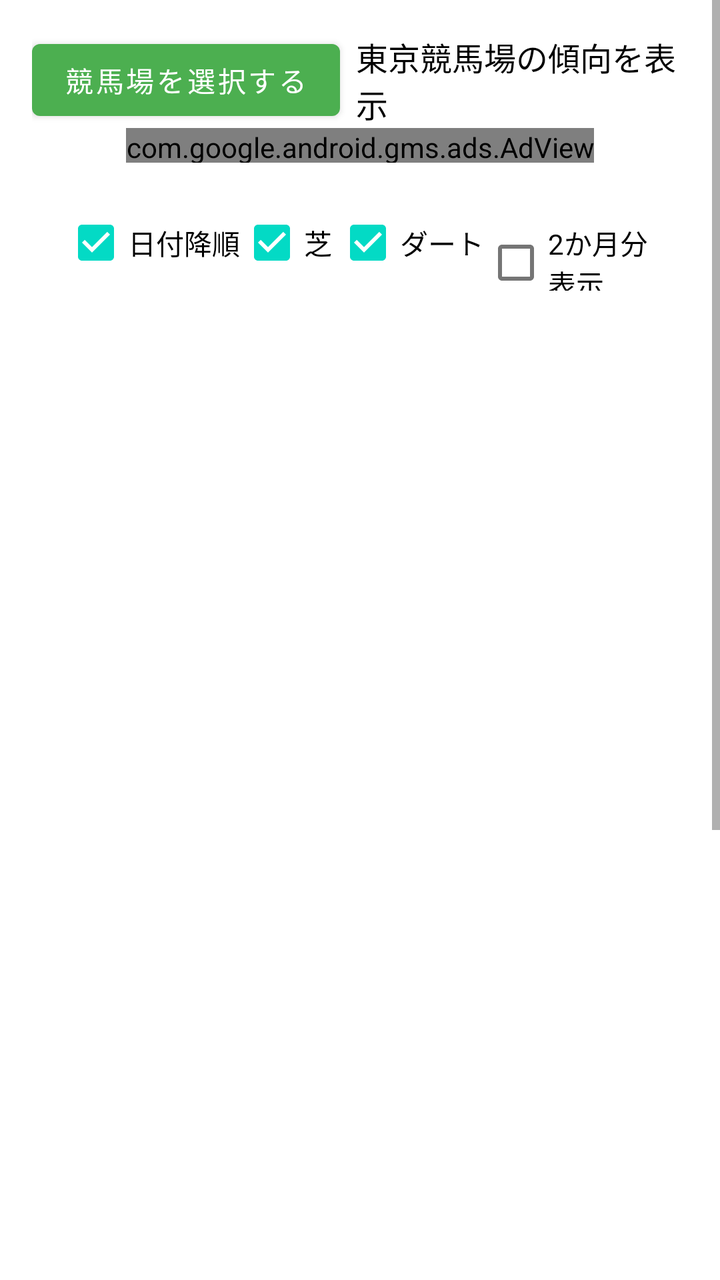
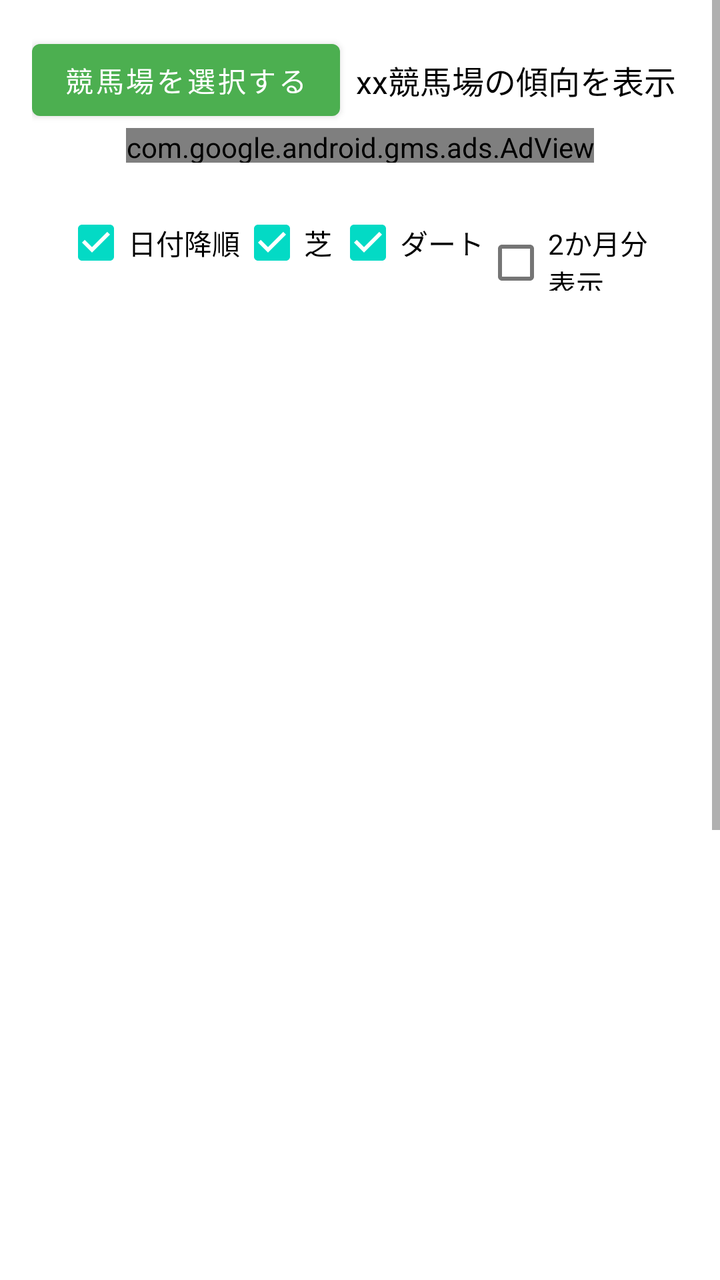

Two renders of the same Android screen: before a commit and after it. Below are the layout's source before the change and the commit's diff.
<!-- AndroidManifest.xml: application theme Theme.MyApplication -->
<!-- res/layout/fragment_notifications.xml -->
<?xml version="1.0" encoding="utf-8"?>
<androidx.constraintlayout.widget.ConstraintLayout xmlns:android="http://schemas.android.com/apk/res/android"
    xmlns:app="http://schemas.android.com/apk/res-auto"
    xmlns:tools="http://schemas.android.com/tools"
    android:layout_width="match_parent"
    android:layout_height="match_parent"
    tools:context="com.tktkcompany.kakoRaceKeiba.ui.notifications.NotificationsFragment">


    <ScrollView
        android:layout_width="match_parent"
        android:layout_height="match_parent"
        tools:layout_editor_absoluteX="-16dp"
        tools:layout_editor_absoluteY="16dp">


        <LinearLayout
            android:layout_width="match_parent"
            android:layout_height="wrap_content"
            android:orientation="vertical"
            android:padding="16dp">

            <LinearLayout
                android:layout_width="wrap_content"
                android:layout_height="wrap_content"
                android:gravity="center_vertical"
                android:orientation="horizontal">

                
                <Button
                    android:id="@+id/showDialogButton"
                    android:layout_width="wrap_content"
                    android:layout_height="wrap_content"
                    android:text="競馬場を選択する"
                    android:textColor="#FFFFFF" />

                
                <TextView
                    android:id="@+id/selectRaceText"
                    android:layout_width="wrap_content"
                    android:layout_height="wrap_content"
                    android:layout_marginStart="8dp"
                    android:text="東京競馬場の傾向を表示"
                    android:textColor="#000000"
                    android:textSize="16sp" />
            </LinearLayout>

            <LinearLayout
                android:layout_width="match_parent"
                android:layout_height="wrap_content"
                android:orientation="vertical">
                
                <com.google.android.gms.ads.AdView
                    android:id="@+id/adView"
                    android:layout_width="wrap_content"
                    android:layout_height="wrap_content"
                    android:layout_alignParentBottom="true"
                    android:layout_gravity="center"
                    android:layout_marginBottom="-2dp"
                    app:adSize="BANNER"
                    app:adUnitId="ca-app-pub-4855274440005459/6029945088" />
            </LinearLayout>

            <LinearLayout
                android:layout_width="match_parent"
                android:layout_height="wrap_content"
                android:orientation="horizontal"
                android:padding="16dp">

                <CheckBox
                    android:id="@+id/checkbox_example"
                    android:layout_width="wrap_content"
                    android:layout_height="wrap_content"
                    android:checked="true"
                    android:text="日付降順" />

                <CheckBox
                    android:id="@+id/checkboxShiba"
                    android:layout_width="wrap_content"
                    android:layout_height="wrap_content"
                    android:checked="true"
                    android:text="芝" />

                <CheckBox
                    android:id="@+id/checkboxDart"
                    android:layout_width="wrap_content"
                    android:layout_height="wrap_content"
                    android:checked="true"
                    android:text="ダート" />

                <CheckBox
                    android:id="@+id/checkboxHani"
                    android:layout_width="wrap_content"
                    android:layout_height="wrap_content"
                    android:checked="false"
                    android:text="2か月分表示" />
            </LinearLayout>

            <LinearLayout xmlns:android="http://schemas.android.com/apk/res/android"
                xmlns:app="http://schemas.android.com/apk/res-auto"
                android:layout_width="match_parent"
                android:layout_height="match_parent"
                android:orientation="vertical">


                <HorizontalScrollView
                    android:layout_width="match_parent"
                    android:layout_height="wrap_content"
                    android:scrollbars="horizontal">

                    <com.google.android.material.tabs.TabLayout
                        android:id="@+id/tabLayout"
                        android:layout_width="match_parent"
                        android:layout_height="wrap_content"
                        android:clipToPadding="false"
                        android:paddingStart="8dp"
                        android:paddingEnd="8dp"
                        app:tabGravity="center"
                        app:tabMode="scrollable" />
                </HorizontalScrollView>

                <androidx.viewpager2.widget.ViewPager2
                    android:id="@+id/viewPager"
                    android:layout_width="match_parent"
                    android:layout_height="match_parent" />

            </LinearLayout>

            
            <ProgressBar
                android:id="@+id/progressBar"
                android:layout_width="wrap_content"
                android:layout_height="wrap_content"
                android:layout_centerInParent="true"
                android:layout_gravity="center"
                android:visibility="gone" />

            <TextView
                android:id="@+id/text_date1"
                android:layout_width="match_parent"
                android:layout_height="wrap_content"
                android:text=""
                android:textAlignment="center"
                android:textSize="20sp"
                app:layout_constraintBottom_toBottomOf="parent"
                app:layout_constraintEnd_toEndOf="parent"
                app:layout_constraintStart_toStartOf="parent"
                app:layout_constraintTop_toTopOf="parent" />

            <HorizontalScrollView
                android:layout_width="match_parent"
                android:layout_height="match_parent"
                tools:layout_editor_absoluteX="0dp"
                tools:layout_editor_absoluteY="-16dp">

                <TableLayout
                    android:id="@+id/tableLayout1"
                    android:layout_width="wrap_content"
                    android:layout_height="wrap_content"
                    android:stretchColumns="*" />
            </HorizontalScrollView>


            <TextView
                android:id="@+id/text_date2"

                android:layout_width="match_parent"
                android:layout_height="wrap_content"
                android:layout_marginStart="8dp"
                android:layout_marginTop="8dp"
                android:layout_marginEnd="8dp"
                android:text=""
                android:textAlignment="center"
                android:textSize="20sp"
                app:layout_constraintBottom_toBottomOf="parent"
                app:layout_constraintEnd_toEndOf="parent"
                app:layout_constraintStart_toStartOf="parent"
                app:layout_constraintTop_toTopOf="parent" />

            <HorizontalScrollView
                android:layout_width="match_parent"
                android:layout_height="match_parent"
                tools:layout_editor_absoluteX="0dp"
                tools:layout_editor_absoluteY="-16dp">

                <TableLayout
                    android:id="@+id/tableLayout2"
                    android:layout_width="wrap_content"
                    android:layout_height="wrap_content"
                    android:stretchColumns="*" />
            </HorizontalScrollView>

            <TextView
                android:id="@+id/text_date3"

                android:layout_width="match_parent"
                android:layout_height="wrap_content"
                android:layout_marginStart="8dp"
                android:layout_marginTop="8dp"
                android:layout_marginEnd="8dp"
                android:text=""
                android:textAlignment="center"
                android:textSize="20sp"
                app:layout_constraintBottom_toBottomOf="parent"
                app:layout_constraintEnd_toEndOf="parent"
                app:layout_constraintStart_toStartOf="parent"
                app:layout_constraintTop_toTopOf="parent" />

            <HorizontalScrollView
                android:layout_width="match_parent"
                android:layout_height="match_parent"
                tools:layout_editor_absoluteX="0dp"
                tools:layout_editor_absoluteY="-16dp">

                <TableLayout
                    android:id="@+id/tableLayout3"
                    android:layout_width="wrap_content"
                    android:layout_height="wrap_content"
                    android:stretchColumns="*" />
            </HorizontalScrollView>

            <TextView
                android:id="@+id/text_date4"

                android:layout_width="match_parent"
                android:layout_height="wrap_content"
                android:layout_marginStart="8dp"
                android:layout_marginTop="8dp"
                android:layout_marginEnd="8dp"
                android:text=""
                android:textAlignment="center"
                android:textSize="20sp"
                app:layout_constraintBottom_toBottomOf="parent"
                app:layout_constraintEnd_toEndOf="parent"
                app:layout_constraintStart_toStartOf="parent"
                app:layout_constraintTop_toTopOf="parent" />

            <HorizontalScrollView
                android:layout_width="match_parent"
                android:layout_height="match_parent"
                tools:layout_editor_absoluteX="0dp"
                tools:layout_editor_absoluteY="-16dp">

                <TableLayout
                    android:id="@+id/tableLayout4"
                    android:layout_width="wrap_content"
                    android:layout_height="wrap_content"
                    android:stretchColumns="*" />
            </HorizontalScrollView>


            <TextView
                android:id="@+id/text_date5"

                android:layout_width="match_parent"
                android:layout_height="wrap_content"
                android:layout_marginStart="8dp"
                android:layout_marginTop="8dp"
                android:layout_marginEnd="8dp"
                android:text=""
                android:textAlignment="center"
                android:textSize="20sp"
                app:layout_constraintBottom_toBottomOf="parent"
                app:layout_constraintEnd_toEndOf="parent"
                app:layout_constraintStart_toStartOf="parent"
                app:layout_constraintTop_toTopOf="parent" />

            <HorizontalScrollView
                android:layout_width="match_parent"
                android:layout_height="match_parent"
                tools:layout_editor_absoluteX="0dp"
                tools:layout_editor_absoluteY="-16dp">

                <TableLayout
                    android:id="@+id/tableLayout5"
                    android:layout_width="wrap_content"
                    android:layout_height="wrap_content"
                    android:stretchColumns="*" />
            </HorizontalScrollView>

            <TextView
                android:id="@+id/text_date6"

                android:layout_width="match_parent"
                android:layout_height="wrap_content"
                android:layout_marginStart="8dp"
                android:layout_marginTop="8dp"
                android:layout_marginEnd="8dp"
                android:text=""
                android:textAlignment="center"
                android:textSize="20sp"
                app:layout_constraintBottom_toBottomOf="parent"
                app:layout_constraintEnd_toEndOf="parent"
                app:layout_constraintStart_toStartOf="parent"
                app:layout_constraintTop_toTopOf="parent" />

            <HorizontalScrollView
                android:layout_width="match_parent"
                android:layout_height="match_parent"
                tools:layout_editor_absoluteX="0dp"
                tools:layout_editor_absoluteY="-16dp">

                <TableLayout
                    android:id="@+id/tableLayout6"
                    android:layout_width="wrap_content"
                    android:layout_height="wrap_content"
                    android:stretchColumns="*" />
            </HorizontalScrollView>

            <TextView
                android:id="@+id/text_date7"

                android:layout_width="match_parent"
                android:layout_height="wrap_content"
                android:layout_marginStart="8dp"
                android:layout_marginTop="8dp"
                android:layout_marginEnd="8dp"
                android:text=""
                android:textAlignment="center"
                android:textSize="20sp"
                app:layout_constraintBottom_toBottomOf="parent"
                app:layout_constraintEnd_toEndOf="parent"
                app:layout_constraintStart_toStartOf="parent"
                app:layout_constraintTop_toTopOf="parent" />

            <HorizontalScrollView
                android:layout_width="match_parent"
                android:layout_height="match_parent"
                tools:layout_editor_absoluteX="0dp"
                tools:layout_editor_absoluteY="-16dp">

                <TableLayout
                    android:id="@+id/tableLayout7"
                    android:layout_width="wrap_content"
                    android:layout_height="wrap_content"
                    android:stretchColumns="*" />
            </HorizontalScrollView>

            <TextView
                android:id="@+id/text_date8"

                android:layout_width="match_parent"
                android:layout_height="wrap_content"
                android:layout_marginStart="8dp"
                android:layout_marginTop="8dp"
                android:layout_marginEnd="8dp"
                android:text=""
                android:textAlignment="center"
                android:textSize="20sp"
                app:layout_constraintBottom_toBottomOf="parent"
                app:layout_constraintEnd_toEndOf="parent"
                app:layout_constraintStart_toStartOf="parent"
                app:layout_constraintTop_toTopOf="parent" />

            <HorizontalScrollView
                android:layout_width="match_parent"
                android:layout_height="match_parent"
                tools:layout_editor_absoluteX="0dp"
                tools:layout_editor_absoluteY="-16dp">

                <TableLayout
                    android:id="@+id/tableLayout8"
                    android:layout_width="wrap_content"
                    android:layout_height="wrap_content"
                    android:stretchColumns="*" />
            </HorizontalScrollView>

            <TextView
                android:id="@+id/text_date9"

                android:layout_width="match_parent"
                android:layout_height="wrap_content"
                android:layout_marginStart="8dp"
                android:layout_marginTop="8dp"
                android:layout_marginEnd="8dp"
                android:text=""
                android:textAlignment="center"
                android:textSize="20sp"
                app:layout_constraintBottom_toBottomOf="parent"
                app:layout_constraintEnd_toEndOf="parent"
                app:layout_constraintStart_toStartOf="parent"
                app:layout_constraintTop_toTopOf="parent" />

            <HorizontalScrollView
                android:layout_width="match_parent"
                android:layout_height="match_parent"
                tools:layout_editor_absoluteX="0dp"
                tools:layout_editor_absoluteY="-16dp">

                <TableLayout
                    android:id="@+id/tableLayout9"
                    android:layout_width="wrap_content"
                    android:layout_height="wrap_content"
                    android:stretchColumns="*" />
            </HorizontalScrollView>

            <TextView
                android:id="@+id/text_date10"

                android:layout_width="match_parent"
                android:layout_height="wrap_content"
                android:layout_marginStart="8dp"
                android:layout_marginTop="8dp"
                android:layout_marginEnd="8dp"
                android:text=""
                android:textAlignment="center"
                android:textSize="20sp"
                app:layout_constraintBottom_toBottomOf="parent"
                app:layout_constraintEnd_toEndOf="parent"
                app:layout_constraintStart_toStartOf="parent"
                app:layout_constraintTop_toTopOf="parent" />

            <HorizontalScrollView
                android:layout_width="match_parent"
                android:layout_height="match_parent"
                tools:layout_editor_absoluteX="0dp"
                tools:layout_editor_absoluteY="-16dp">

                <TableLayout
                    android:id="@+id/tableLayout10"
                    android:layout_width="wrap_content"
                    android:layout_height="wrap_content"
                    android:stretchColumns="*" />
            </HorizontalScrollView>


            <TextView
                android:id="@+id/text_date11"

                android:layout_width="match_parent"
                android:layout_height="wrap_content"
                android:layout_marginStart="8dp"
                android:layout_marginTop="8dp"
                android:layout_marginEnd="8dp"
                android:text=""
                android:textAlignment="center"
                android:textSize="20sp"
                app:layout_constraintBottom_toBottomOf="parent"
                app:layout_constraintEnd_toEndOf="parent"
                app:layout_constraintStart_toStartOf="parent"
                app:layout_constraintTop_toTopOf="parent" />

            <HorizontalScrollView
                android:layout_width="match_parent"
                android:layout_height="match_parent"
                tools:layout_editor_absoluteX="0dp"
                tools:layout_editor_absoluteY="-16dp">

                <TableLayout
                    android:id="@+id/tableLayout11"
                    android:layout_width="wrap_content"
                    android:layout_height="wrap_content"
                    android:stretchColumns="*" />
            </HorizontalScrollView>


            <TextView
                android:id="@+id/text_date12"

                android:layout_width="match_parent"
                android:layout_height="wrap_content"
                android:layout_marginStart="8dp"
                android:layout_marginTop="8dp"
                android:layout_marginEnd="8dp"
                android:text=""
                android:textAlignment="center"
                android:textSize="20sp"
                app:layout_constraintBottom_toBottomOf="parent"
                app:layout_constraintEnd_toEndOf="parent"
                app:layout_constraintStart_toStartOf="parent"
                app:layout_constraintTop_toTopOf="parent" />

            <HorizontalScrollView
                android:layout_width="match_parent"
                android:layout_height="match_parent"
                tools:layout_editor_absoluteX="0dp"
                tools:layout_editor_absoluteY="-16dp">

                <TableLayout
                    android:id="@+id/tableLayout12"
                    android:layout_width="wrap_content"
                    android:layout_height="wrap_content"
                    android:stretchColumns="*" />
            </HorizontalScrollView>

            <TextView
                android:id="@+id/text_date13"

                android:layout_width="match_parent"
                android:layout_height="wrap_content"
                android:layout_marginStart="8dp"
                android:layout_marginTop="8dp"
                android:layout_marginEnd="8dp"
                android:text=""
                android:textAlignment="center"
                android:textSize="20sp"
                app:layout_constraintBottom_toBottomOf="parent"
                app:layout_constraintEnd_toEndOf="parent"
                app:layout_constraintStart_toStartOf="parent"
                app:layout_constraintTop_toTopOf="parent" />

            <HorizontalScrollView
                android:layout_width="match_parent"
                android:layout_height="match_parent"
                tools:layout_editor_absoluteX="0dp"
                tools:layout_editor_absoluteY="-16dp">

                <TableLayout
                    android:id="@+id/tableLayout13"
                    android:layout_width="wrap_content"
                    android:layout_height="wrap_content"
                    android:stretchColumns="*" />
            </HorizontalScrollView>

            <TextView
                android:id="@+id/text_date14"

                android:layout_width="match_parent"
                android:layout_height="wrap_content"
                android:layout_marginStart="8dp"
                android:layout_marginTop="8dp"
                android:layout_marginEnd="8dp"
                android:text=""
                android:textAlignment="center"
                android:textSize="20sp"
                app:layout_constraintBottom_toBottomOf="parent"
                app:layout_constraintEnd_toEndOf="parent"
                app:layout_constraintStart_toStartOf="parent"
                app:layout_constraintTop_toTopOf="parent" />

            <HorizontalScrollView
                android:layout_width="match_parent"
                android:layout_height="match_parent"
                tools:layout_editor_absoluteX="0dp"
                tools:layout_editor_absoluteY="-16dp">

                <TableLayout
                    android:id="@+id/tableLayout14"
                    android:layout_width="wrap_content"
                    android:layout_height="wrap_content"
                    android:stretchColumns="*" />
            </HorizontalScrollView>

            <TextView
                android:id="@+id/text_date15"

                android:layout_width="match_parent"
                android:layout_height="wrap_content"
                android:layout_marginStart="8dp"
                android:layout_marginTop="8dp"
                android:layout_marginEnd="8dp"
                android:text=""
                android:textAlignment="center"
                android:textSize="20sp"
                app:layout_constraintBottom_toBottomOf="parent"
                app:layout_constraintEnd_toEndOf="parent"
                app:layout_constraintStart_toStartOf="parent"
                app:layout_constraintTop_toTopOf="parent" />

            <HorizontalScrollView
                android:layout_width="match_parent"
                android:layout_height="match_parent"
                tools:layout_editor_absoluteX="0dp"
                tools:layout_editor_absoluteY="-16dp">

                <TableLayout
                    android:id="@+id/tableLayout15"
                    android:layout_width="wrap_content"
                    android:layout_height="wrap_content"
                    android:stretchColumns="*" />
            </HorizontalScrollView>

            <TextView
                android:id="@+id/text_date16"

                android:layout_width="match_parent"
                android:layout_height="wrap_content"
                android:layout_marginStart="8dp"
                android:layout_marginTop="8dp"
                android:layout_marginEnd="8dp"
                android:text=""
                android:textAlignment="center"
                android:textSize="20sp"
                app:layout_constraintBottom_toBottomOf="parent"
                app:layout_constraintEnd_toEndOf="parent"
                app:layout_constraintStart_toStartOf="parent"
                app:layout_constraintTop_toTopOf="parent" />

            <HorizontalScrollView
                android:layout_width="match_parent"
                android:layout_height="match_parent"
                tools:layout_editor_absoluteX="0dp"
                tools:layout_editor_absoluteY="-16dp">

                <TableLayout
                    android:id="@+id/tableLayout16"
                    android:layout_width="wrap_content"
                    android:layout_height="wrap_content"
                    android:stretchColumns="*" />
            </HorizontalScrollView>

            <TextView
                android:id="@+id/text_date17"

                android:layout_width="match_parent"
                android:layout_height="wrap_content"
                android:layout_marginStart="8dp"
                android:layout_marginTop="8dp"
                android:layout_marginEnd="8dp"
                android:text=""
                android:textAlignment="center"
                android:textSize="20sp"
                app:layout_constraintBottom_toBottomOf="parent"
                app:layout_constraintEnd_toEndOf="parent"
                app:layout_constraintStart_toStartOf="parent"
                app:layout_constraintTop_toTopOf="parent" />

            <HorizontalScrollView
                android:layout_width="match_parent"
                android:layout_height="match_parent"
                tools:layout_editor_absoluteX="0dp"
                tools:layout_editor_absoluteY="-16dp">

                <TableLayout
                    android:id="@+id/tableLayout17"
                    android:layout_width="wrap_content"
                    android:layout_height="wrap_content"
                    android:stretchColumns="*" />
            </HorizontalScrollView>

            <TextView
                android:id="@+id/text_date18"

                android:layout_width="match_parent"
                android:layout_height="wrap_content"
                android:layout_marginStart="8dp"
                android:layout_marginTop="8dp"
                android:layout_marginEnd="8dp"
                android:text=""
                android:textAlignment="center"
                android:textSize="20sp"
                app:layout_constraintBottom_toBottomOf="parent"
                app:layout_constraintEnd_toEndOf="parent"
                app:layout_constraintStart_toStartOf="parent"
                app:layout_constraintTop_toTopOf="parent" />

            <HorizontalScrollView
                android:layout_width="match_parent"
                android:layout_height="match_parent"
                tools:layout_editor_absoluteX="0dp"
                tools:layout_editor_absoluteY="-16dp">

                <TableLayout
                    android:id="@+id/tableLayout18"
                    android:layout_width="wrap_content"
                    android:layout_height="wrap_content"
                    android:stretchColumns="*" />
            </HorizontalScrollView>

            <TextView
                android:id="@+id/text_date19"

                android:layout_width="match_parent"
                android:layout_height="wrap_content"
                android:layout_marginStart="8dp"
                android:layout_marginTop="8dp"
                android:layout_marginEnd="8dp"
                android:text=""
                android:textAlignment="center"
                android:textSize="20sp"
                app:layout_constraintBottom_toBottomOf="parent"
                app:layout_constraintEnd_toEndOf="parent"
                app:layout_constraintStart_toStartOf="parent"
                app:layout_constraintTop_toTopOf="parent" />

            <HorizontalScrollView
                android:layout_width="match_parent"
                android:layout_height="match_parent"
                tools:layout_editor_absoluteX="0dp"
                tools:layout_editor_absoluteY="-16dp">

                <TableLayout
                    android:id="@+id/tableLayout19"
                    android:layout_width="wrap_content"
                    android:layout_height="wrap_content"
                    android:stretchColumns="*" />
            </HorizontalScrollView>

            <TextView
                android:id="@+id/text_date20"

                android:layout_width="match_parent"
                android:layout_height="wrap_content"
                android:layout_marginStart="8dp"
                android:layout_marginTop="8dp"
                android:layout_marginEnd="8dp"
                android:text=""
                android:textAlignment="center"
                android:textSize="20sp"
                app:layout_constraintBottom_toBottomOf="parent"
                app:layout_constraintEnd_toEndOf="parent"
                app:layout_constraintStart_toStartOf="parent"
                app:layout_constraintTop_toTopOf="parent" />

            <HorizontalScrollView
                android:layout_width="match_parent"
                android:layout_height="match_parent"
                tools:layout_editor_absoluteX="0dp"
                tools:layout_editor_absoluteY="-16dp">

                <TableLayout
                    android:id="@+id/tableLayout20"
                    android:layout_width="wrap_content"
                    android:layout_height="wrap_content"
                    android:stretchColumns="*" />
            </HorizontalScrollView>


            <TextView
                android:id="@+id/text_matubi1"

                android:layout_width="match_parent"
                android:layout_height="wrap_content"
                android:layout_marginStart="8dp"
                android:layout_marginTop="8dp"
                android:layout_marginEnd="8dp"
                android:text=""
                android:textAlignment="center"
                android:textSize="20sp"
                app:layout_constraintBottom_toBottomOf="parent"
                app:layout_constraintEnd_toEndOf="parent"
                app:layout_constraintStart_toStartOf="parent"
                app:layout_constraintTop_toTopOf="parent" />


            <TextView
                android:id="@+id/text_matubi2"

                android:layout_width="match_parent"
                android:layout_height="wrap_content"
                android:layout_marginStart="8dp"
                android:layout_marginTop="8dp"
                android:layout_marginEnd="8dp"
                android:text=""
                android:textAlignment="center"
                android:textSize="20sp"
                app:layout_constraintBottom_toBottomOf="parent"
                app:layout_constraintEnd_toEndOf="parent"
                app:layout_constraintStart_toStartOf="parent"
                app:layout_constraintTop_toTopOf="parent" />
        </LinearLayout>


    </ScrollView>

</androidx.constraintlayout.widget.ConstraintLayout>
<!-- resources referenced by this layout -->
<resources>
  <style name="Theme.MyApplication" parent="Theme.MaterialComponents.DayNight.DarkActionBar">
          
          <item name="colorPrimary">@color/green</item>
          <item name="colorPrimaryVariant">@color/green</item>
          <item name="colorOnPrimary">@color/tyairo</item>
          
          <item name="colorSecondary">@color/teal_200</item>
          <item name="colorSecondaryVariant">@color/teal_700</item>
          <item name="colorOnSecondary">@color/black</item>
          
          <item name="android:statusBarColor">?attr/colorPrimaryVariant</item>
          
      </style>
  <color name="green">#4CAF50</color>
  <color name="tyairo">#8B4513</color>
  <color name="teal_200">#FF03DAC5</color>
  <color name="teal_700">#FF018786</color>
  <color name="black">#FF000000</color>
</resources>

<!-- the commit's change to res/layout/fragment_notifications.xml (unified diff, before → after) -->
@@ -40,7 +40,7 @@
                     android:layout_width="wrap_content"
                     android:layout_height="wrap_content"
                     android:layout_marginStart="8dp"
-                    android:text="東京競馬場の傾向を表示"
+                    android:text="xx競馬場の傾向を表示"
                     android:textColor="#000000"
                     android:textSize="16sp" />
             </LinearLayout>
